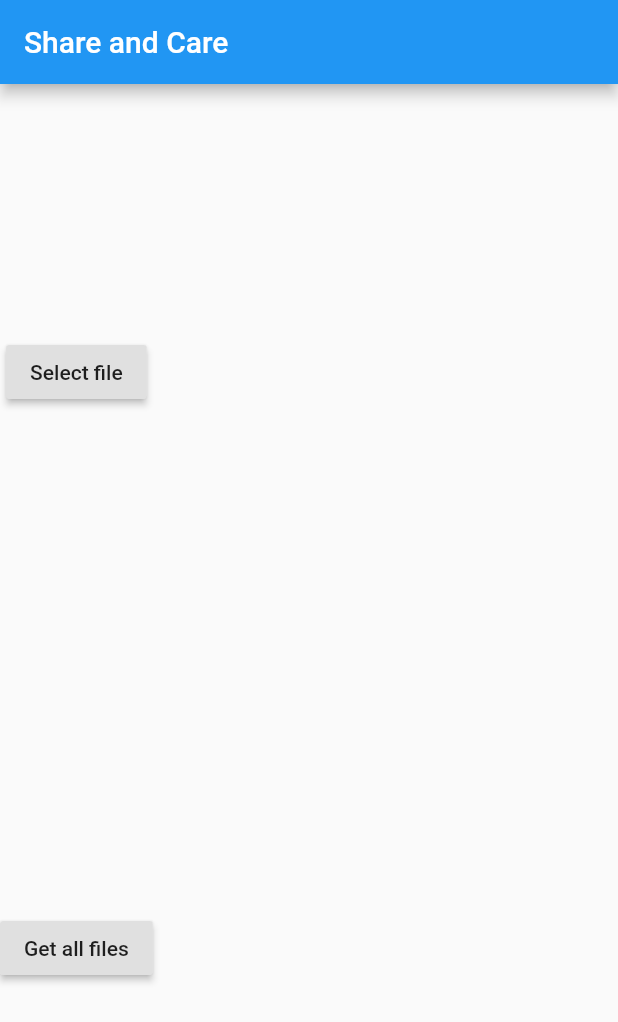
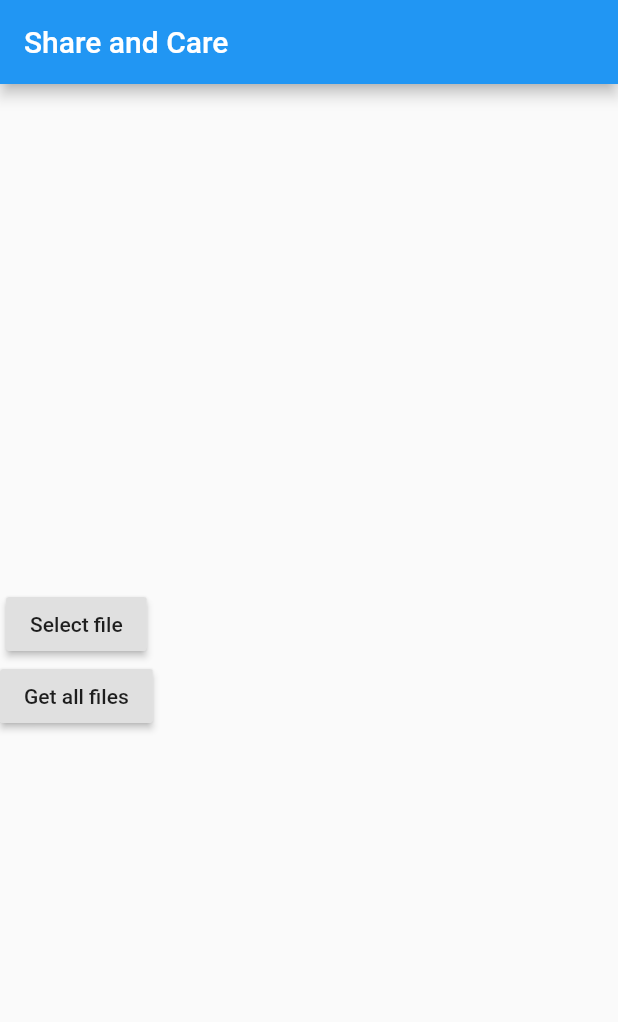
Before and after one commit to sHarshil-Shah/classroom_flutter, a Flutter app: the screen it shows after launch, after a tap on "Get all files", on a phone screen of 412 x 824 dp. Shown: the top 1022 px of the screen. Run offline on Flutter 3.47's test engine with Material 2 defaults, Android fonts, the phone set to English and light mode, and no system bars; our stand-ins replace file_picker, image_picker; missing offline and left inert: amazon_cognito_identity_dart, flutter_amazon_s3.

Commit message:
half way  to getting all files

```diff
--- a/lib/main.dart
+++ b/lib/main.dart
@@ -25,19 +25,26 @@ class HomePage extends StatefulWidget {
 
 class HomePageState extends State<HomePage> {
   List data;
+  File galleryFile;
 
   Future getData() async {
 //    String url =
 //        'https://5cldfzpz5a.execute-api.ap-south-1.amazonaws.com/dev/getAllFiles';
-    const _awsUserPoolId = 'ap-south-1_ezMWp6Hdq';
-    const _awsClientId = '5aedttsefv2td8opmr4l9smgem';
+//    const _awsUserPoolId = 'ap-south-1_ezMWp6Hdq';
+//    const _awsClientId = '5aedttsefv2td8opmr4l9smgem';
 
-    const _identityPoolId = 'ap-south-1:b97756ef-5592-45f7-ad80-1e651d945737';
+//    final _userPool = CognitoUserPool(_awsUserPoolId, _awsClientId);
+    const _awsUserPoolId = 'ap-south-1_gV1VxnlpG';
+    const _awsClientId = '72td7m5javu89hek30d77n0d4b';
     final _userPool = CognitoUserPool(_awsUserPoolId, _awsClientId);
 
-    final _cognitoUser = CognitoUser('harshil', _userPool);
+    final _cognitoUser = CognitoUser('yash', _userPool);
+
     final authDetails =
-        AuthenticationDetails(username: 'harshil', password: 'Mypass@12');
+        AuthenticationDetails(username: 'yash', password: 'Mypassword@12');
+
+    final cognitoUser = new CognitoUser(
+        'yash', _userPool);
 
     CognitoUserSession _session;
     try {
@@ -46,6 +53,8 @@ class HomePageState extends State<HomePage> {
       print(e);
     }
 
+    final _identityPoolId = 'ap-south-1:b97756ef-5592-45f7-ad80-1e651d945737';
+
     final _credentials = CognitoCredentials(_identityPoolId, _userPool);
     await _credentials.getAwsCredentials(_session.getIdToken().getJwtToken());
 
@@ -53,7 +62,7 @@ class HomePageState extends State<HomePage> {
     final region = 'ap-south-1';
     final service = 's3';
     final key =
-        'https://s3bucketclass.s3.ap-south-1.amazonaws.com/VID20190630131423mp4';
+        'https://s3bucketclass.s3.ap-south-1.amazonaws.com/VID20190630131423mp4.mp4';
     final payload = SigV4.hashCanonicalRequest('');
     final datetime = SigV4.generateDatetime();
     final canonicalRequest = '''GET
@@ -114,8 +123,6 @@ class HomePageState extends State<HomePage> {
     print(uploadedImageUrl);
   }
 
-  //save the result of gallery file
-  File galleryFile;
 
   @override
   Widget build(BuildContext context) {
@@ -130,6 +137,8 @@ class HomePageState extends State<HomePage> {
 
       setState(() {});
     }
+
+
 
     fileSelector() async {
       Map<String, String> filesPaths;
@@ -158,7 +167,8 @@ class HomePageState extends State<HomePage> {
       body: new Builder(
         builder: (BuildContext context) {
           return new Column(
-            mainAxisAlignment: MainAxisAlignment.spaceAround,
+            mainAxisAlignment: MainAxisAlignment.center,
+            crossAxisAlignment: CrossAxisAlignment.center,
             children: <Widget>[
               new RaisedButton(
                 child: new Text('Select file'),
@@ -168,6 +178,7 @@ class HomePageState extends State<HomePage> {
                 child: new Text('Get all files'),
                 onPressed: getData,
               ),
+
             ],
           );
         },
```
